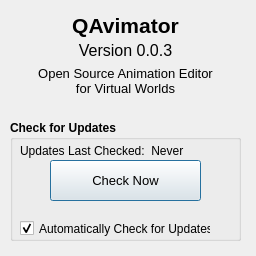
Above: src/aboutdialog.ui from ap0110/qavimator before the change. Below: the same form after it.
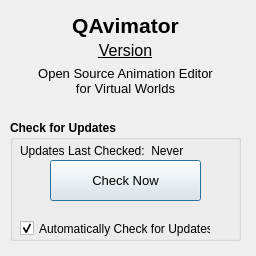
That is the form after the change.

The edit to the form file:
```diff
--- a/src/aboutdialog.ui
+++ b/src/aboutdialog.ui
@@ -66,10 +66,11 @@
    <property name="font">
     <font>
      <pointsize>12</pointsize>
+     <underline>true</underline>
     </font>
    </property>
    <property name="text">
-    <string>Version 0.0.3</string>
+    <string>Version</string>
    </property>
    <property name="alignment">
     <set>Qt::AlignCenter</set>
```
